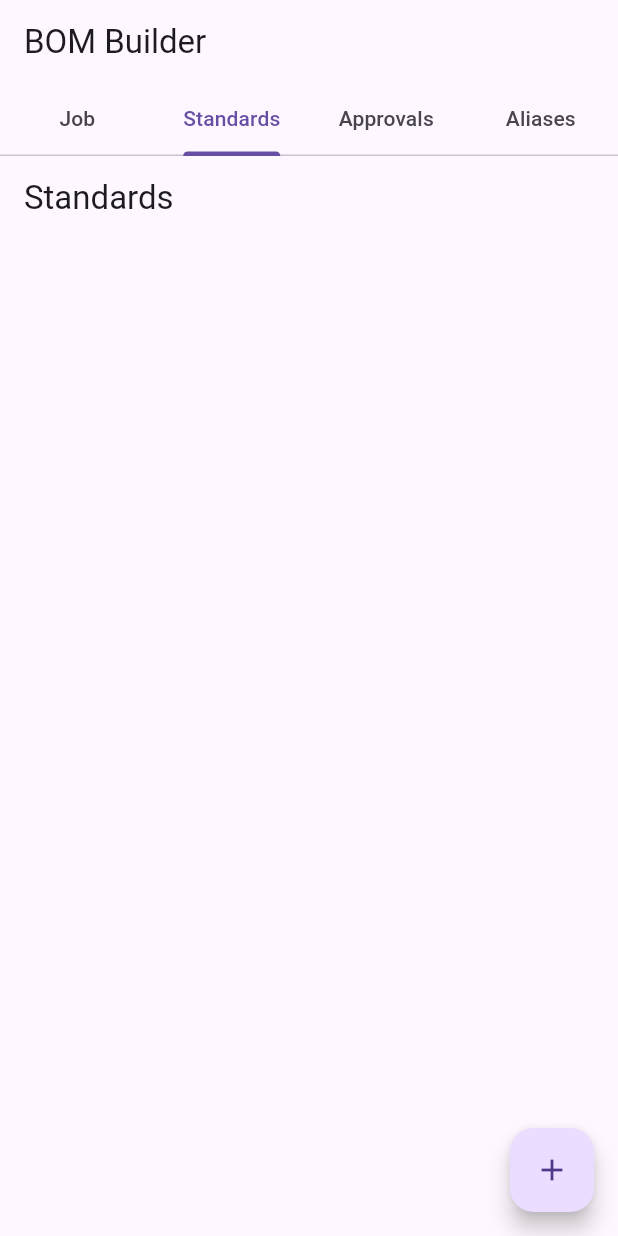
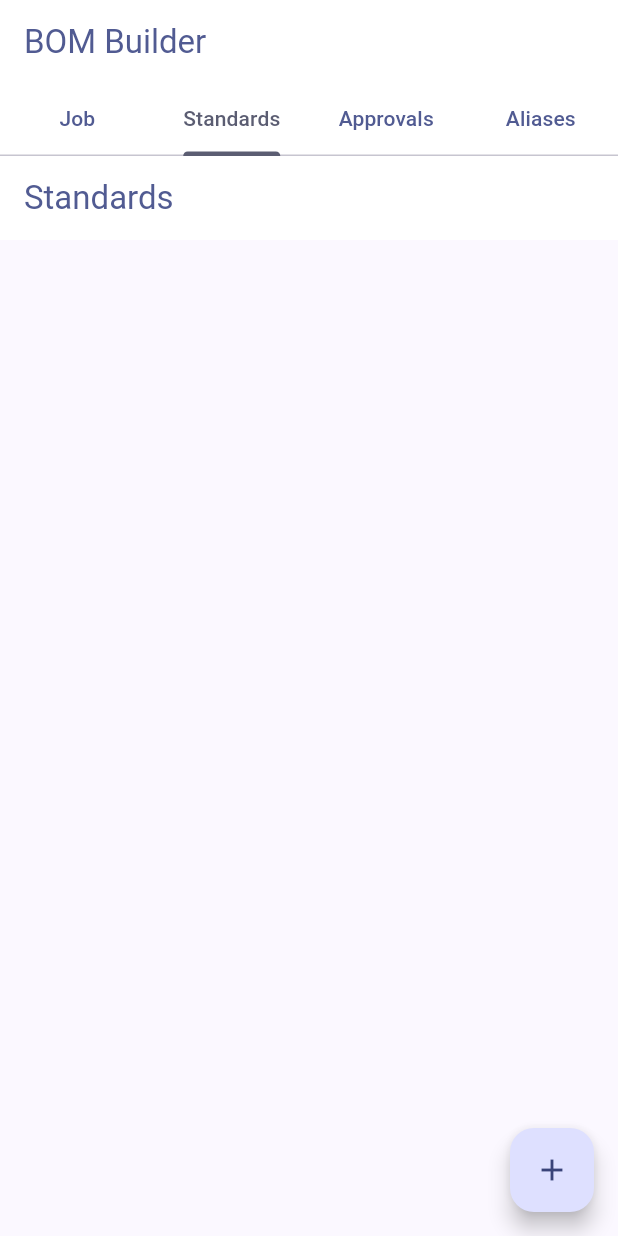
Before and after one commit to RaikaTempest/BOMTest3, a Flutter app: the screen it shows after launch, tab 2 chosen, on a phone screen of 412 x 824 dp. Run offline on Flutter 3.47's test engine with Material 3 defaults, Android fonts, the phone set to English and light mode, and no system bars; missing offline and left inert: dart:html.

Commit message:
feat: highlight selected tabs

```diff
--- a/lib/main.dart
+++ b/lib/main.dart
@@ -9,9 +9,31 @@ class BomApp extends StatelessWidget {
 
   @override
   Widget build(BuildContext context) {
-    return const MaterialApp(
+    final colorScheme = ColorScheme.fromSeed(seedColor: Colors.indigo);
+    return MaterialApp(
       debugShowCheckedModeBanner: false,
-      home: HomeScreen(),
+      theme: ThemeData(
+        colorScheme: colorScheme,
+        appBarTheme: AppBarTheme(
+          backgroundColor: Colors.white,
+          foregroundColor: colorScheme.primary,
+        ),
+        tabBarTheme: TabBarTheme(
+          labelColor: colorScheme.secondary,
+          unselectedLabelColor: colorScheme.primary,
+          indicatorColor: colorScheme.secondary,
+        ),
+        elevatedButtonTheme: ElevatedButtonThemeData(
+          style: ElevatedButton.styleFrom(
+            backgroundColor: colorScheme.primary,
+            foregroundColor: Colors.white,
+          ),
+        ),
+        textButtonTheme: TextButtonThemeData(
+          style: TextButton.styleFrom(foregroundColor: colorScheme.primary),
+        ),
+      ),
+      home: const HomeScreen(),
     );
   }
 }
--- a/lib/ui/rule_wizard.dart
+++ b/lib/ui/rule_wizard.dart
@@ -449,7 +449,11 @@ class _RuleWizardState extends State<RuleWizard> {
         actions: [
           TextButton(
             onPressed: _save,
-            child: const Text('Save', style: TextStyle(color: Colors.white)),
+            style: TextButton.styleFrom(
+              foregroundColor: Colors.white,
+              backgroundColor: Theme.of(context).colorScheme.secondary,
+            ),
+            child: const Text('Save'),
           ),
         ],
       ),
--- a/lib/ui/standards_manager_screen.dart
+++ b/lib/ui/standards_manager_screen.dart
@@ -152,7 +152,11 @@ class _StandardDetailScreenState extends State<_StandardDetailScreen> {
         actions: [
           TextButton(
             onPressed: _save,
-            child: const Text('Save', style: TextStyle(color: Colors.white)),
+            style: TextButton.styleFrom(
+              foregroundColor: Colors.white,
+              backgroundColor: Theme.of(context).colorScheme.secondary,
+            ),
+            child: const Text('Save'),
           ),
         ],
       ),
```
